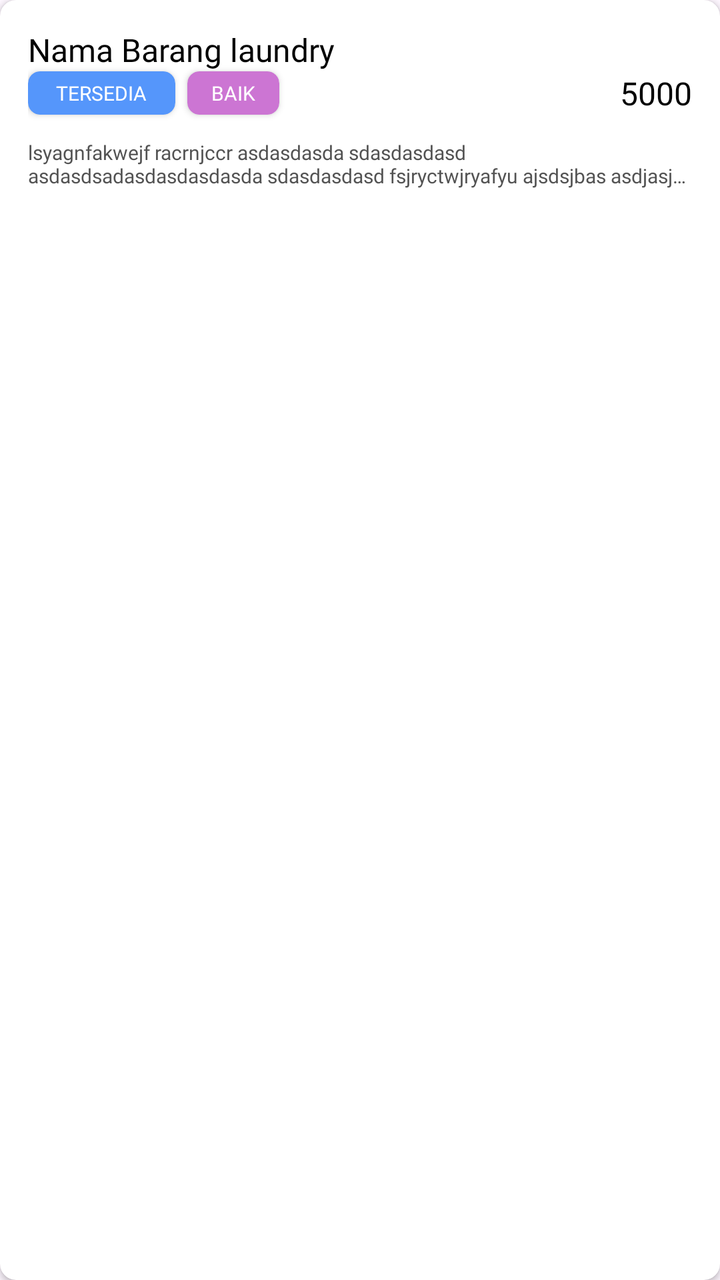
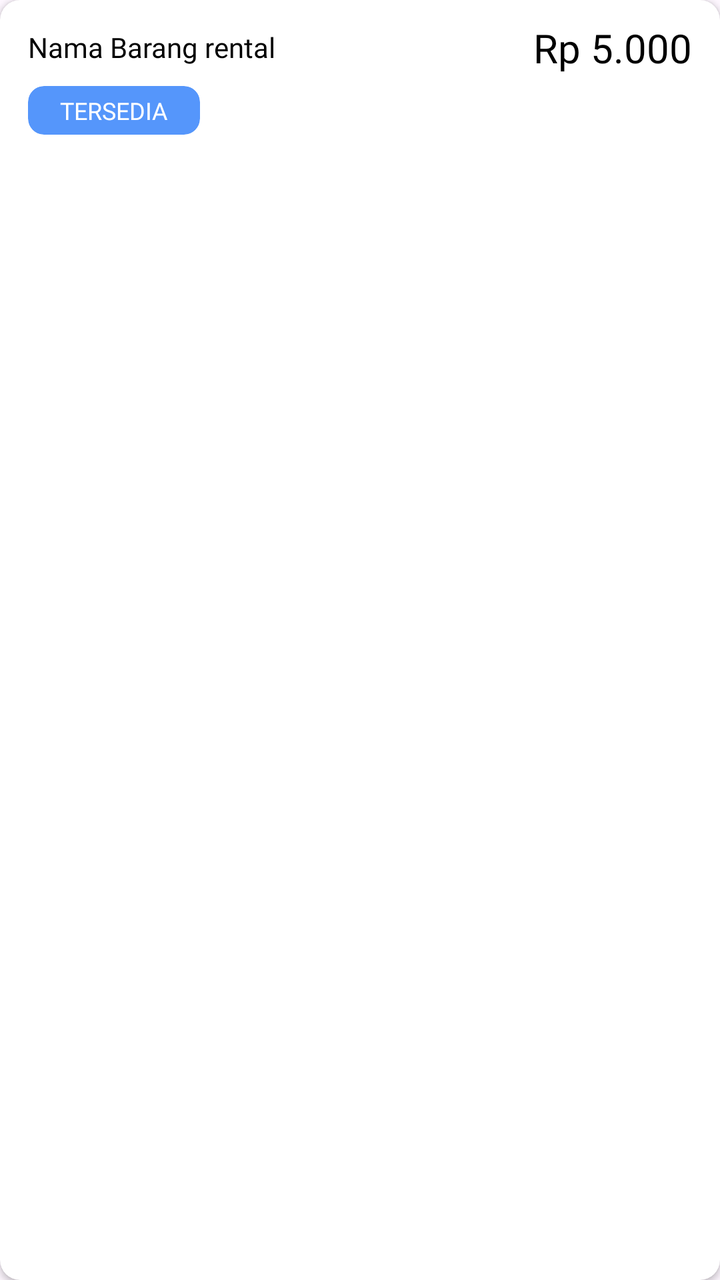

Before-and-after screenshots of an Android layout around one commit, followed by the original layout XML and the change that was made.
<!-- AndroidManifest.xml: application theme Theme.BAGUSLAUNDRY -->
<!-- res/layout/kurir_card_product_rental.xml -->
<?xml version="1.0" encoding="utf-8"?>
<androidx.cardview.widget.CardView xmlns:android="http://schemas.android.com/apk/res/android"
    xmlns:app="http://schemas.android.com/apk/res-auto"
    xmlns:tools="http://schemas.android.com/tools"
    android:id="@+id/cardProductLaundry"
    android:layout_width="match_parent"
    android:layout_height="wrap_content"
    android:layout_marginVertical="5dp"
    android:backgroundTint="@color/white"
    app:cardCornerRadius="8sp">

    <androidx.constraintlayout.widget.ConstraintLayout
        android:id="@+id/container"
        android:layout_width="match_parent"
        android:layout_height="match_parent"
        android:padding="14dp">

        <TextView
            android:id="@+id/number_nama_product_rental"
            android:layout_width="wrap_content"
            android:layout_height="wrap_content"
            android:fontFamily="@font/inter_bold"
            android:text="Nama Barang laundry"
            android:textColor="@color/black"
            android:textSize="16sp"
            app:layout_constraintStart_toStartOf="parent"
            app:layout_constraintTop_toTopOf="parent"
            tools:ignore="MissingConstraints" />

        <androidx.cardview.widget.CardView
            android:id="@+id/wadah_status"
            android:layout_width="wrap_content"
            android:layout_height="wrap_content"
            android:layout_marginTop="0dp"
            app:cardBackgroundColor="@color/blue500"
            app:cardCornerRadius="6dp"
            app:layout_constraintStart_toStartOf="parent"
            app:layout_constraintTop_toBottomOf="@+id/number_nama_product_rental"
            tools:ignore="MissingConstraints">

            <TextView
                android:id="@+id/status_product_rental"
                android:layout_width="wrap_content"
                android:layout_height="wrap_content"
                android:fontFamily="@font/inter_semibold"
                android:paddingHorizontal="14dp"
                android:paddingVertical="4dp"
                android:text="tersedia"
                android:textAllCaps="true"
                android:textColor="@color/white"
                android:textSize="10sp" />

        </androidx.cardview.widget.CardView>

        <androidx.cardview.widget.CardView
            android:id="@+id/wadah_kondisi"
            android:layout_width="wrap_content"
            android:layout_height="wrap_content"
            android:layout_marginStart="6dp"
            android:backgroundTint="@color/pink500"
            app:cardBackgroundColor="@color/pink500"
            app:cardCornerRadius="6dp"
            app:layout_constraintStart_toEndOf="@+id/wadah_status"
            app:layout_constraintTop_toTopOf="@+id/wadah_status"
            tools:ignore="MissingConstraints">

            <TextView
                android:id="@+id/condition_product_rental"
                android:layout_width="wrap_content"
                android:layout_height="wrap_content"
                android:fontFamily="@font/inter_semibold"
                android:paddingHorizontal="12dp"
                android:paddingVertical="4dp"
                android:text="BAIK"
                android:textAllCaps="true"
                android:textColor="@color/white"
                android:textSize="10sp" />

        </androidx.cardview.widget.CardView>

        <TextView
            android:id="@+id/deskirpi_product_laundry"
            android:layout_width="wrap_content"
            android:layout_height="wrap_content"
            android:ellipsize="end"
            android:fontFamily="@font/inter_medium"
            android:maxLines="2"
            android:singleLine="false"
            android:layout_marginTop="12dp"
            android:text="lsyagnfakwejf racrnjccr asdasdasda sdasdasdasd asdasdsadasdasdasdasda sdasdasdasd fsjryctwjryafyu ajsdsjbas asdjasjdasdjahd iasdhas dui iasdhasiu dhas iudashd"
            android:textColor="@color/gray900"
            android:textSize="10sp"
            app:layout_constraintStart_toStartOf="parent"
            app:layout_constraintTop_toBottomOf="@+id/wadah_status"
            tools:ignore="MissingConstraints" />

        <TextView
            android:id="@+id/price_product_laundry"
            android:layout_width="wrap_content"
            android:layout_height="wrap_content"
            android:fontFamily="@font/inter_bold"
            android:text="5000"
            android:textColor="@color/black"
            android:textSize="16sp"
            app:layout_constraintEnd_toEndOf="parent"
            app:layout_constraintTop_toTopOf="@+id/wadah_kondisi"
            tools:ignore="MissingConstraints" />

    </androidx.constraintlayout.widget.ConstraintLayout>

</androidx.cardview.widget.CardView>
<!-- resources referenced by this layout -->
<resources>
  <color name="black">#FF000000</color>
  <color name="blue500">#5596FB</color>
  <color name="gray900">#535353</color>
  <color name="pink500">#CC75D3</color>
  <color name="white">#FFFFFF</color>
  <style name="Theme.BAGUSLAUNDRY" parent="Base.Theme.BAGUSLAUNDRY" />
  <style name="Base.Theme.BAGUSLAUNDRY" parent="Theme.Material3.DayNight.NoActionBar">
          
          
      </style>
</resources>

<!-- the commit's change to res/layout/kurir_card_product_rental.xml (unified diff, before → after) -->
@@ -5,106 +5,71 @@
     android:id="@+id/cardProductLaundry"
     android:layout_width="match_parent"
     android:layout_height="wrap_content"
-    android:layout_marginVertical="5dp"
-    android:backgroundTint="@color/white"
-    app:cardCornerRadius="8sp">
+    android:layout_marginVertical="8dp"
+    app:cardCornerRadius="10dp"
+    app:cardElevation="2dp"
+    app:cardBackgroundColor="@android:color/white">
 
     <androidx.constraintlayout.widget.ConstraintLayout
         android:id="@+id/container"
         android:layout_width="match_parent"
-        android:layout_height="match_parent"
+        android:layout_height="wrap_content"
         android:padding="14dp">
 
+        
         <TextView
-            android:id="@+id/number_nama_product_rental"
+            android:id="@+id/product_name"
+            android:layout_width="0dp"
+            android:layout_height="wrap_content"
+            android:layout_marginEnd="8dp"
+            android:fontFamily="@font/inter_bold"
+            android:text="Nama Barang rental"
+            android:textColor="@color/black"
+            android:textSize="14sp"
+            app:layout_constraintStart_toStartOf="parent"
+            app:layout_constraintEnd_toStartOf="@+id/price_product_rental"
+            app:layout_constraintTop_toTopOf="parent"
+            tools:ignore="MissingConstraints" />
+
+        <TextView
+            android:id="@+id/price_product_rental"
             android:layout_width="wrap_content"
             android:layout_height="wrap_content"
             android:fontFamily="@font/inter_bold"
-            android:text="Nama Barang laundry"
+            android:text="Rp 5.000"
             android:textColor="@color/black"
-            android:textSize="16sp"
-            app:layout_constraintStart_toStartOf="parent"
-            app:layout_constraintTop_toTopOf="parent"
-            tools:ignore="MissingConstraints" />
+            android:textSize="20sp"
+            app:layout_constraintEnd_toEndOf="parent"
+            app:layout_constraintTop_toTopOf="@id/product_name"
+            app:layout_constraintBottom_toBottomOf="@id/product_name"/>
 
+        
         <androidx.cardview.widget.CardView
             android:id="@+id/wadah_status"
             android:layout_width="wrap_content"
             android:layout_height="wrap_content"
-            android:layout_marginTop="0dp"
+            android:layout_marginTop="10dp"
             app:cardBackgroundColor="@color/blue500"
-            app:cardCornerRadius="6dp"
+            app:cardCornerRadius="8dp"
+            app:cardElevation="0dp"
             app:layout_constraintStart_toStartOf="parent"
-            app:layout_constraintTop_toBottomOf="@+id/number_nama_product_rental"
-            tools:ignore="MissingConstraints">
+            app:layout_constraintTop_toBottomOf="@+id/product_name">
 
             <TextView
-                android:id="@+id/status_product_rental"
+                android:id="@+id/branch_product_rental"
                 android:layout_width="wrap_content"
                 android:layout_height="wrap_content"
                 android:fontFamily="@font/inter_semibold"
-                android:paddingHorizontal="14dp"
+                android:paddingHorizontal="16dp"
                 android:paddingVertical="4dp"
                 android:text="tersedia"
                 android:textAllCaps="true"
                 android:textColor="@color/white"
-                android:textSize="10sp" />
+                android:textSize="12sp" />
 
         </androidx.cardview.widget.CardView>
 
-        <androidx.cardview.widget.CardView
-            android:id="@+id/wadah_kondisi"
-            android:layout_width="wrap_content"
-            android:layout_height="wrap_content"
-            android:layout_marginStart="6dp"
-            android:backgroundTint="@color/pink500"
-            app:cardBackgroundColor="@color/pink500"
-            app:cardCornerRadius="6dp"
-            app:layout_constraintStart_toEndOf="@+id/wadah_status"
-            app:layout_constraintTop_toTopOf="@+id/wadah_status"
-            tools:ignore="MissingConstraints">
-
-            <TextView
-                android:id="@+id/condition_product_rental"
-                android:layout_width="wrap_content"
-                android:layout_height="wrap_content"
-                android:fontFamily="@font/inter_semibold"
-                android:paddingHorizontal="12dp"
-                android:paddingVertical="4dp"
-                android:text="BAIK"
-                android:textAllCaps="true"
-                android:textColor="@color/white"
-                android:textSize="10sp" />
-
-        </androidx.cardview.widget.CardView>
-
-        <TextView
-            android:id="@+id/deskirpi_product_laundry"
-            android:layout_width="wrap_content"
-            android:layout_height="wrap_content"
-            android:ellipsize="end"
-            android:fontFamily="@font/inter_medium"
-            android:maxLines="2"
-            android:singleLine="false"
-            android:layout_marginTop="12dp"
-            android:text="lsyagnfakwejf racrnjccr asdasdasda sdasdasdasd asdasdsadasdasdasdasda sdasdasdasd fsjryctwjryafyu ajsdsjbas asdjasjdasdjahd iasdhas dui iasdhasiu dhas iudashd"
-            android:textColor="@color/gray900"
-            android:textSize="10sp"
-            app:layout_constraintStart_toStartOf="parent"
-            app:layout_constraintTop_toBottomOf="@+id/wadah_status"
-            tools:ignore="MissingConstraints" />
-
-        <TextView
-            android:id="@+id/price_product_laundry"
-            android:layout_width="wrap_content"
-            android:layout_height="wrap_content"
-            android:fontFamily="@font/inter_bold"
-            android:text="5000"
-            android:textColor="@color/black"
-            android:textSize="16sp"
-            app:layout_constraintEnd_toEndOf="parent"
-            app:layout_constraintTop_toTopOf="@+id/wadah_kondisi"
-            tools:ignore="MissingConstraints" />
+        
 
     </androidx.constraintlayout.widget.ConstraintLayout>
 
<!-- resource entries referenced after the edit -->
@@ -2,13 +2,12 @@
 <resources>
   <color name="black">#FF000000</color>
   <color name="blue500">#5596FB</color>
-  <color name="gray900">#535353</color>
-  <color name="pink500">#CC75D3</color>
   <color name="white">#FFFFFF</color>
   <style name="Theme.BAGUSLAUNDRY" parent="Base.Theme.BAGUSLAUNDRY" />
   <style name="Base.Theme.BAGUSLAUNDRY" parent="Theme.Material3.DayNight.NoActionBar">
           
-          
+           <item name="colorPrimary">@color/blue600</item>
       </style>
+  <color name="blue600">#4472FF</color>
 </resources>
 
